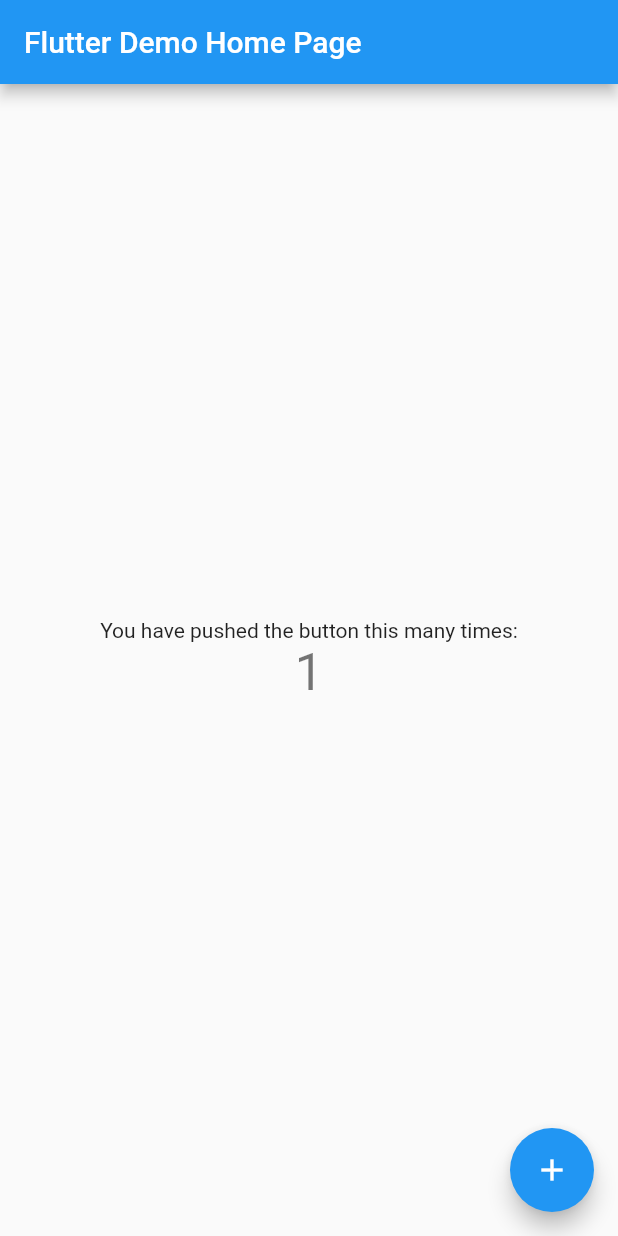
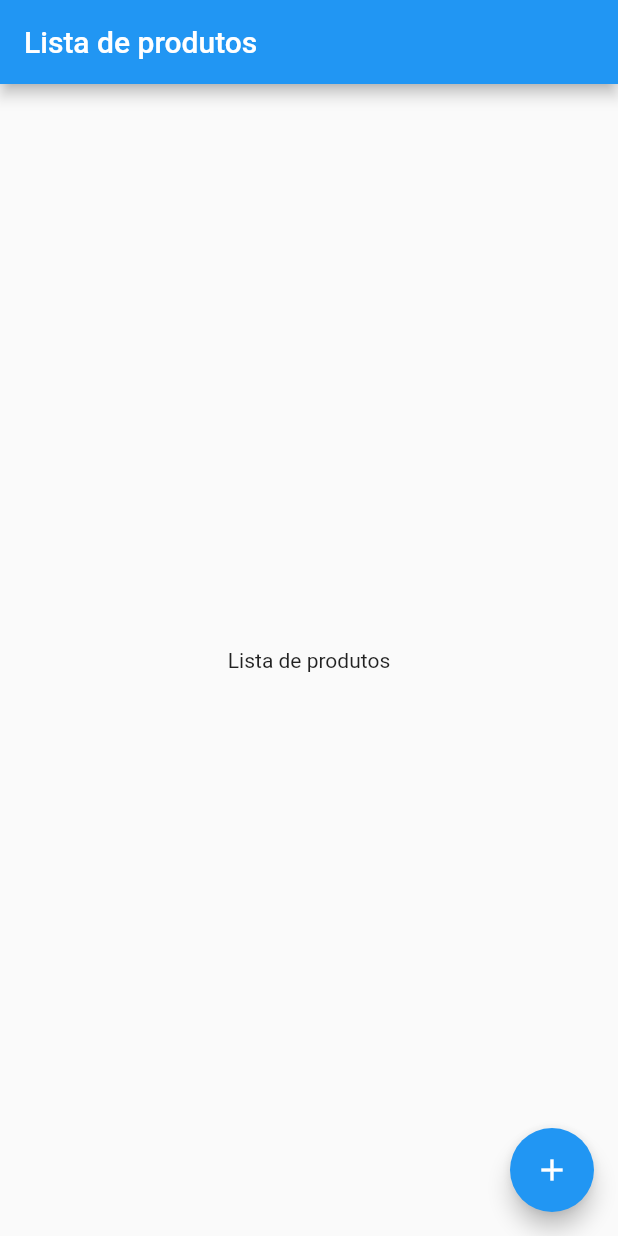
Before and after one commit to otaviohenrique1/lista_produtos_v2, a Flutter app: the screen it shows after launch, after a tap on the "add" icon, on a phone screen of 412 x 824 dp. Run offline on Flutter 3.47's test engine with Material 2 defaults, Android fonts, the phone set to English and light mode, and no system bars.

Commit message:
Commit 2 dos arquivos

```diff
--- /dev/null
+++ b/lib/core/app_widget.dart
@@ -0,0 +1,15 @@
+import 'package:flutter/material.dart';
+import 'package:lista_produtos/pages/home/home_page.dart';
+
+class App extends StatelessWidget {
+  @override
+  Widget build(BuildContext context) {
+    return MaterialApp(
+      title: 'Lista de produtos',
+      theme: ThemeData(
+        primarySwatch: Colors.blue,
+      ),
+      home: HomePage(),
+    );
+  }
+}
--- a/lib/main.dart
+++ b/lib/main.dart
@@ -1,113 +1,6 @@
 import 'package:flutter/material.dart';
+import 'package:lista_produtos/core/app_widget.dart';
 
 void main() {
-  runApp(MyApp());
+  runApp(App());
 }
-
-class MyApp extends StatelessWidget {
-  // This widget is the root of your application.
-  @override
-  Widget build(BuildContext context) {
-    return MaterialApp(
-      title: 'Flutter Demo',
-      theme: ThemeData(
-        // This is the theme of your application.
-        //
-        // Try running your application with "flutter run". You'll see the
-        // application has a blue toolbar. Then, without quitting the app, try
-        // changing the primarySwatch below to Colors.green and then invoke
-        // "hot reload" (press "r" in the console where you ran "flutter run",
-        // or simply save your changes to "hot reload" in a Flutter IDE).
-        // Notice that the counter didn't reset back to zero; the application
-        // is not restarted.
-        primarySwatch: Colors.blue,
-      ),
-      home: MyHomePage(title: 'Flutter Demo Home Page'),
-    );
-  }
-}
-
-class MyHomePage extends StatefulWidget {
-  MyHomePage({Key? key, this.title}) : super(key: key);
-
-  // This widget is the home page of your application. It is stateful, meaning
-  // that it has a State object (defined below) that contains fields that affect
-  // how it looks.
-
-  // This class is the configuration for the state. It holds the values (in this
-  // case the title) provided by the parent (in this case the App widget) and
-  // used by the build method of the State. Fields in a Widget subclass are
-  // always marked "final".
-
-  final String? title;
-
-  @override
-  _MyHomePageState createState() => _MyHomePageState();
-}
-
-class _MyHomePageState extends State<MyHomePage> {
-  int _counter = 0;
-
-  void _incrementCounter() {
-    setState(() {
-      // This call to setState tells the Flutter framework that something has
-      // changed in this State, which causes it to rerun the build method below
-      // so that the display can reflect the updated values. If we changed
-      // _counter without calling setState(), then the build method would not be
-      // called again, and so nothing would appear to happen.
-      _counter++;
-    });
-  }
-
-  @override
-  Widget build(BuildContext context) {
-    // This method is rerun every time setState is called, for instance as done
-    // by the _incrementCounter method above.
-    //
-    // The Flutter framework has been optimized to make rerunning build methods
-    // fast, so that you can just rebuild anything that needs updating rather
-    // than having to individually change instances of widgets.
-    return Scaffold(
-      appBar: AppBar(
-        // Here we take the value from the MyHomePage object that was created by
-        // the App.build method, and use it to set our appbar title.
-        title: Text(widget.title!),
-      ),
-      body: Center(
-        // Center is a layout widget. It takes a single child and positions it
-        // in the middle of the parent.
-        child: Column(
-          // Column is also a layout widget. It takes a list of children and
-          // arranges them vertically. By default, it sizes itself to fit its
-          // children horizontally, and tries to be as tall as its parent.
-          //
-          // Invoke "debug painting" (press "p" in the console, choose the
-          // "Toggle Debug Paint" action from the Flutter Inspector in Android
-          // Studio, or the "Toggle Debug Paint" command in Visual Studio Code)
-          // to see the wireframe for each widget.
-          //
-          // Column has various properties to control how it sizes itself and
-          // how it positions its children. Here we use mainAxisAlignment to
-          // center the children vertically; the main axis here is the vertical
-          // axis because Columns are vertical (the cross axis would be
-          // horizontal).
-          mainAxisAlignment: MainAxisAlignment.center,
-          children: <Widget>[
-            Text(
-              'You have pushed the button this many times:',
-            ),
-            Text(
-              '$_counter',
-              style: Theme.of(context).textTheme.headline4,
-            ),
-          ],
-        ),
-      ),
-      floatingActionButton: FloatingActionButton(
-        onPressed: _incrementCounter,
-        tooltip: 'Increment',
-        child: Icon(Icons.add),
-      ), // This trailing comma makes auto-formatting nicer for build methods.
-    );
-  }
-}
--- /dev/null
+++ b/lib/pages/home/home_page.dart
@@ -0,0 +1,29 @@
+import 'package:flutter/material.dart';
+
+class HomePage extends StatefulWidget {
+  HomePage({Key? key}) : super(key: key);
+
+  @override
+  _HomePageState createState() => _HomePageState();
+}
+
+class _HomePageState extends State<HomePage> {
+  @override
+  Widget build(BuildContext context) {
+    return Scaffold(
+      appBar: AppBar(
+        title: Text("Lista de produtos"),
+      ),
+      body: Container(
+        child: Center(
+          child: Text("Lista de produtos"),
+        ),
+      ),
+      floatingActionButton: FloatingActionButton(
+        onPressed: () {},
+        tooltip: 'Increment',
+        child: Icon(Icons.add),
+      ),
+    );
+  }
+}
--- a/pubspec.yaml
+++ b/pubspec.yaml
@@ -28,6 +28,9 @@ dependencies:
   # The following adds the Cupertino Icons font to your application.
   # Use with the CupertinoIcons class for iOS style icons.
   cupertino_icons: ^1.0.2
+  sqflite: ^2.0.0+3
+  flutter_slidable: ^0.6.0
+
 
 dev_dependencies:
   flutter_test:
```
Also changed, not shown: lib/shared/button/button_widget.dart (added, +28 -0 lines), lib/shared/input/input_widget.dart (added, +41 -0 lines), lib/pages/edit/edit_page.dart (added), lib/pages/form/form_page.dart (added), lib/pages/list/list_page.dart (added), pubspec.lock, 1 other file.
